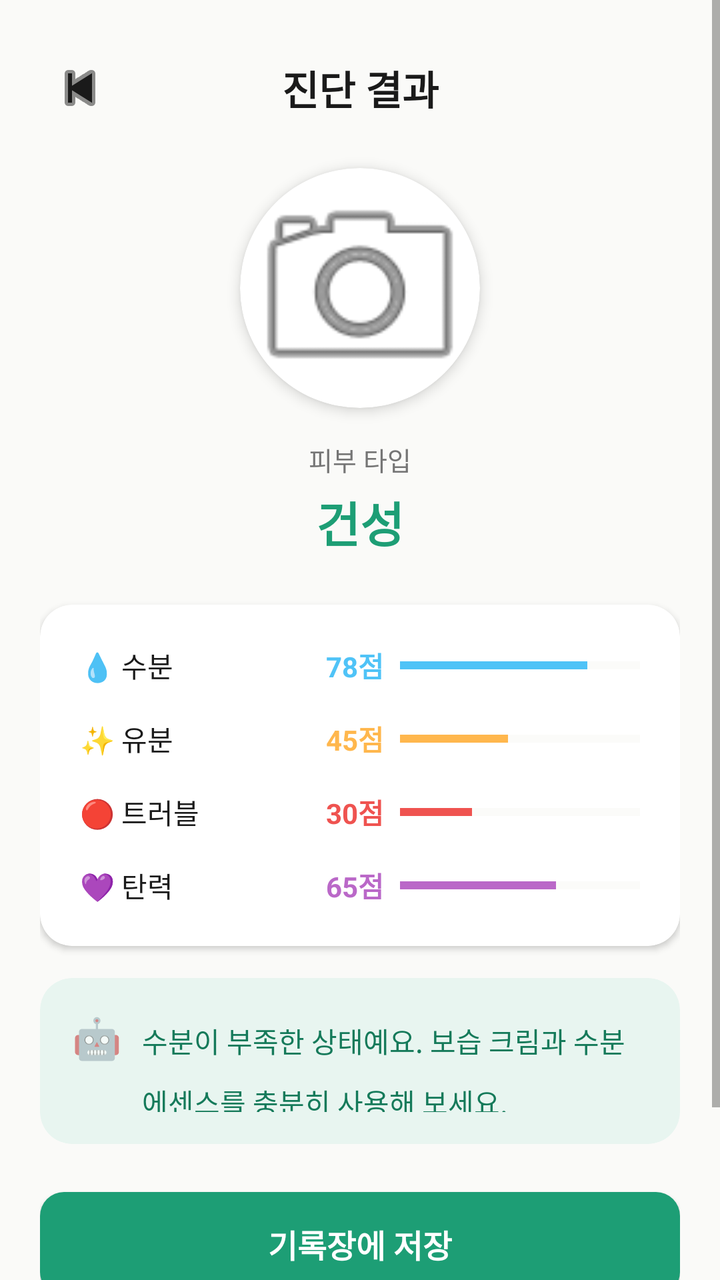
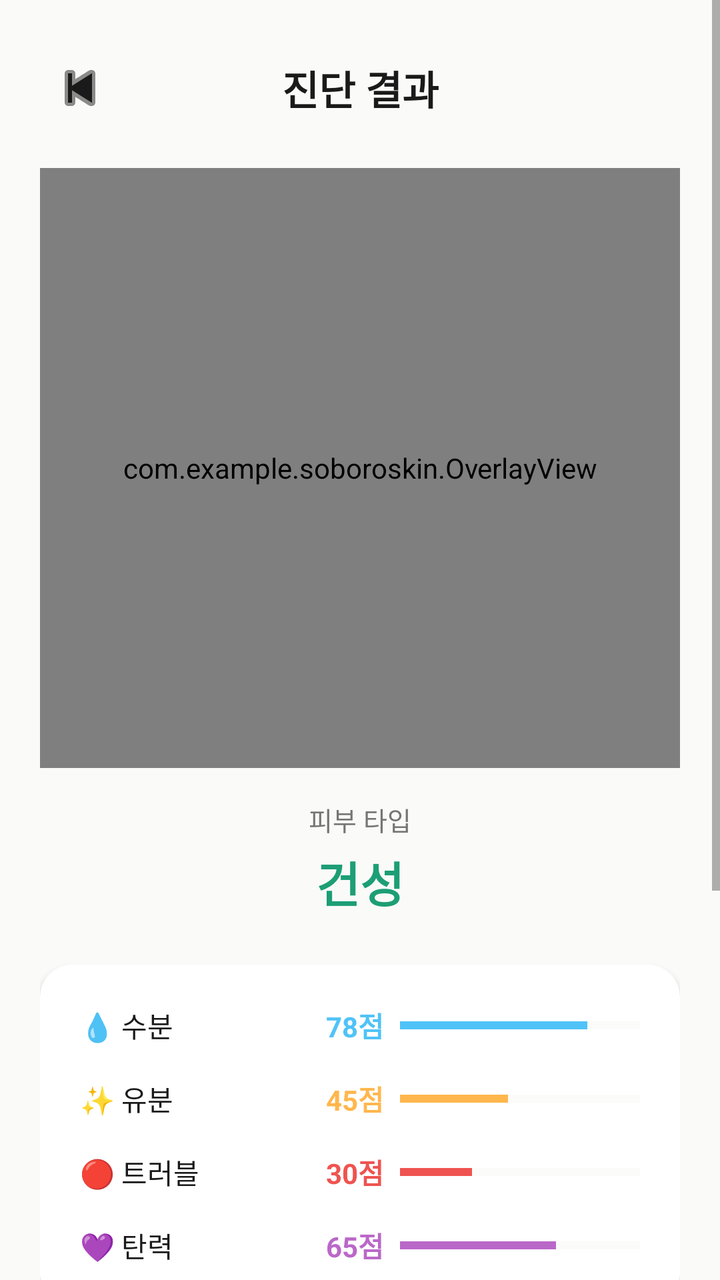

Screens rendered from an Android XML layout before and after an edit, with the pre-edit source and the edit as a unified diff.
<!-- AndroidManifest.xml: application theme Theme.Soboroskin -->
<!-- res/layout/fragment_scan_result.xml -->
<?xml version="1.0" encoding="utf-8"?>
<ScrollView
    xmlns:android="http://schemas.android.com/apk/res/android"
    xmlns:app="http://schemas.android.com/apk/res-auto"
    android:layout_width="match_parent"
    android:layout_height="match_parent"
    android:background="@color/scan_overlay_background">

    <LinearLayout
        android:layout_width="match_parent"
        android:layout_height="wrap_content"
        android:orientation="vertical"
        android:paddingHorizontal="20dp"
        android:paddingTop="24dp"
        android:paddingBottom="32dp">

        
        <LinearLayout
            android:layout_width="match_parent"
            android:layout_height="wrap_content"
            android:orientation="horizontal"
            android:gravity="center_vertical">

            <ImageButton
                android:id="@+id/btn_back"
                android:layout_width="40dp"
                android:layout_height="40dp"
                android:background="?attr/selectableItemBackgroundBorderless"
                android:src="@android:drawable/ic_media_previous"
                android:contentDescription="뒤로"
                android:tint="@color/on_background" />

            <TextView
                android:layout_width="0dp"
                android:layout_height="wrap_content"
                android:layout_weight="1"
                android:text="@string/result_title"
                android:textSize="20sp"
                android:textStyle="bold"
                android:textColor="@color/on_background"
                android:gravity="center" />

            <View android:layout_width="40dp" android:layout_height="40dp" />
        </LinearLayout>

        
        <androidx.cardview.widget.CardView
            android:layout_width="120dp"
            android:layout_height="120dp"
            android:layout_gravity="center"
            android:layout_marginTop="20dp"
            app:cardCornerRadius="60dp"
            app:cardElevation="4dp">
            <ImageView
                android:id="@+id/iv_captured_photo"
                android:layout_width="match_parent"
                android:layout_height="match_parent"
                android:scaleType="centerCrop"
                android:src="@android:drawable/ic_menu_camera" />
        </androidx.cardview.widget.CardView>

        
        <LinearLayout
            android:layout_width="match_parent"
            android:layout_height="wrap_content"
            android:orientation="vertical"
            android:gravity="center"
            android:layout_marginTop="16dp">

            <TextView
                android:layout_width="wrap_content"
                android:layout_height="wrap_content"
                android:text="@string/result_skin_type"
                android:textSize="13sp"
                android:textColor="@color/text_secondary" />

            <TextView
                android:id="@+id/tv_skin_type"
                android:layout_width="wrap_content"
                android:layout_height="wrap_content"
                android:text="건성"
                android:textSize="24sp"
                android:textStyle="bold"
                android:textColor="@color/primary"
                android:layout_marginTop="4dp" />
        </LinearLayout>

        
        <androidx.cardview.widget.CardView
            android:layout_width="match_parent"
            android:layout_height="wrap_content"
            android:layout_marginTop="24dp"
            app:cardCornerRadius="16dp"
            app:cardElevation="2dp"
            app:cardBackgroundColor="@color/surface">

            <LinearLayout
                android:layout_width="match_parent"
                android:layout_height="wrap_content"
                android:orientation="vertical"
                android:padding="20dp">

                
                <LinearLayout
                    android:layout_width="match_parent"
                    android:layout_height="wrap_content"
                    android:orientation="horizontal"
                    android:gravity="center_vertical"
                    android:layout_marginBottom="16dp">
                    <TextView
                        android:layout_width="0dp"
                        android:layout_height="wrap_content"
                        android:layout_weight="1"
                        android:text="💧 수분"
                        android:textSize="14sp"
                        android:textColor="@color/on_background" />
                    <TextView
                        android:id="@+id/tv_moisture_score"
                        android:layout_width="wrap_content"
                        android:layout_height="wrap_content"
                        android:text="78점"
                        android:textSize="14sp"
                        android:textStyle="bold"
                        android:textColor="@color/accent_moisture"
                        android:layout_marginEnd="8dp" />
                    <ProgressBar
                        android:id="@+id/progress_moisture"
                        style="?android:attr/progressBarStyleHorizontal"
                        android:layout_width="120dp"
                        android:layout_height="8dp"
                        android:max="100"
                        android:progress="78"
                        android:progressTint="@color/accent_moisture"
                        android:progressBackgroundTint="@color/surface_variant" />
                </LinearLayout>

                
                <LinearLayout
                    android:layout_width="match_parent"
                    android:layout_height="wrap_content"
                    android:orientation="horizontal"
                    android:gravity="center_vertical"
                    android:layout_marginBottom="16dp">
                    <TextView
                        android:layout_width="0dp"
                        android:layout_height="wrap_content"
                        android:layout_weight="1"
                        android:text="✨ 유분"
                        android:textSize="14sp"
                        android:textColor="@color/on_background" />
                    <TextView
                        android:id="@+id/tv_oil_score"
                        android:layout_width="wrap_content"
                        android:layout_height="wrap_content"
                        android:text="45점"
                        android:textSize="14sp"
                        android:textStyle="bold"
                        android:textColor="@color/accent_oil"
                        android:layout_marginEnd="8dp" />
                    <ProgressBar
                        android:id="@+id/progress_oil"
                        style="?android:attr/progressBarStyleHorizontal"
                        android:layout_width="120dp"
                        android:layout_height="8dp"
                        android:max="100"
                        android:progress="45"
                        android:progressTint="@color/accent_oil"
                        android:progressBackgroundTint="@color/surface_variant" />
                </LinearLayout>

                
                <LinearLayout
                    android:layout_width="match_parent"
                    android:layout_height="wrap_content"
                    android:orientation="horizontal"
                    android:gravity="center_vertical"
                    android:layout_marginBottom="16dp">
                    <TextView
                        android:layout_width="0dp"
                        android:layout_height="wrap_content"
                        android:layout_weight="1"
                        android:text="🔴 트러블"
                        android:textSize="14sp"
                        android:textColor="@color/on_background" />
                    <TextView
                        android:id="@+id/tv_trouble_score"
                        android:layout_width="wrap_content"
                        android:layout_height="wrap_content"
                        android:text="30점"
                        android:textSize="14sp"
                        android:textStyle="bold"
                        android:textColor="@color/accent_trouble"
                        android:layout_marginEnd="8dp" />
                    <ProgressBar
                        android:id="@+id/progress_trouble"
                        style="?android:attr/progressBarStyleHorizontal"
                        android:layout_width="120dp"
                        android:layout_height="8dp"
                        android:max="100"
                        android:progress="30"
                        android:progressTint="@color/accent_trouble"
                        android:progressBackgroundTint="@color/surface_variant" />
                </LinearLayout>

                
                <LinearLayout
                    android:layout_width="match_parent"
                    android:layout_height="wrap_content"
                    android:orientation="horizontal"
                    android:gravity="center_vertical">
                    <TextView
                        android:layout_width="0dp"
                        android:layout_height="wrap_content"
                        android:layout_weight="1"
                        android:text="💜 탄력"
                        android:textSize="14sp"
                        android:textColor="@color/on_background" />
                    <TextView
                        android:id="@+id/tv_elasticity_score"
                        android:layout_width="wrap_content"
                        android:layout_height="wrap_content"
                        android:text="65점"
                        android:textSize="14sp"
                        android:textStyle="bold"
                        android:textColor="@color/accent_elasticity"
                        android:layout_marginEnd="8dp" />
                    <ProgressBar
                        android:id="@+id/progress_elasticity"
                        style="?android:attr/progressBarStyleHorizontal"
                        android:layout_width="120dp"
                        android:layout_height="8dp"
                        android:max="100"
                        android:progress="65"
                        android:progressTint="@color/accent_elasticity"
                        android:progressBackgroundTint="@color/surface_variant" />
                </LinearLayout>
            </LinearLayout>
        </androidx.cardview.widget.CardView>

        
        <androidx.cardview.widget.CardView
            android:layout_width="match_parent"
            android:layout_height="wrap_content"
            android:layout_marginTop="16dp"
            app:cardCornerRadius="16dp"
            app:cardElevation="0dp"
            app:cardBackgroundColor="@color/primary_light">

            <LinearLayout
                android:layout_width="match_parent"
                android:layout_height="wrap_content"
                android:orientation="horizontal"
                android:padding="16dp"
                android:gravity="top">

                <TextView
                    android:layout_width="wrap_content"
                    android:layout_height="wrap_content"
                    android:text="🤖"
                    android:textSize="20sp" />

                <TextView
                    android:id="@+id/tv_ai_comment"
                    android:layout_width="0dp"
                    android:layout_height="wrap_content"
                    android:layout_weight="1"
                    android:layout_marginStart="10dp"
                    android:text="수분이 부족한 상태예요. 보습 크림과 수분 에센스를 충분히 사용해 보세요."
                    android:textSize="14sp"
                    android:textColor="@color/primary_dark"
                    android:lineSpacingMultiplier="1.5" />
            </LinearLayout>
        </androidx.cardview.widget.CardView>

        
        <Button
            android:id="@+id/btn_save_to_diary"
            android:layout_width="match_parent"
            android:layout_height="52dp"
            android:layout_marginTop="24dp"
            android:background="@drawable/bg_button_primary"
            android:text="@string/result_save"
            android:textColor="@color/on_primary"
            android:textSize="16sp"
            android:textStyle="bold" />

        <Button
            android:id="@+id/btn_retry"
            android:layout_width="match_parent"
            android:layout_height="52dp"
            android:layout_marginTop="8dp"
            android:background="@drawable/bg_button_outline"
            android:text="@string/result_retry"
            android:textColor="@color/primary"
            android:textSize="16sp" />

    </LinearLayout>
</ScrollView>
<!-- resources referenced by this layout -->
<resources>
  <color name="accent_elasticity">#BA68C8</color>
  <color name="accent_moisture">#4FC3F7</color>
  <color name="accent_oil">#FFB74D</color>
  <color name="accent_trouble">#EF5350</color>
  <color name="on_background">#1A1A1A</color>
  <color name="on_primary">#FFFFFF</color>
  <color name="primary">#1D9E75</color>
  <color name="primary_dark">#157A5A</color>
  <color name="primary_light">#E8F5F0</color>
  <color name="scan_overlay_background">#FAFAF8</color>
  <color name="surface">#FFFFFF</color>
  <color name="surface_variant">#F0EEE8</color>
  <color name="text_secondary">#757575</color>
  <!-- drawable bg_button_outline (drawable) -->
  <?xml version="1.0" encoding="utf-8"?>
  <shape xmlns:android="http://schemas.android.com/apk/res/android"
      android:shape="rectangle">
      <solid android:color="@color/transparent" />
      <stroke android:width="1.5dp" android:color="@color/primary" />
      <corners android:radius="12dp" />
  </shape>
  <!-- drawable bg_button_primary (drawable) -->
  <?xml version="1.0" encoding="utf-8"?>
  <shape xmlns:android="http://schemas.android.com/apk/res/android"
      android:shape="rectangle">
      <solid android:color="@color/primary" />
      <corners android:radius="12dp" />
  </shape>
  <string name="result_retry">다시 촬영</string>
  <string name="result_save">기록장에 저장</string>
  <string name="result_skin_type">피부 타입</string>
  <string name="result_title">진단 결과</string>
  <style name="Theme.Soboroskin" parent="Theme.MaterialComponents.Light.NoActionBar">
          <item name="colorPrimary">@color/primary</item>
          <item name="colorPrimaryVariant">@color/primary_dark</item>
          <item name="colorOnPrimary">@color/on_primary</item>
          <item name="colorSecondary">@color/primary_variant</item>
          <item name="colorSecondaryVariant">@color/primary_dark</item>
          <item name="colorOnSecondary">@color/on_primary</item>
          <item name="android:colorBackground">@color/background</item>
          <item name="colorSurface">@color/surface</item>
          <item name="colorOnSurface">@color/on_surface</item>
          <item name="android:statusBarColor">@color/background</item>
          <item name="android:windowLightStatusBar" tools:targetApi="m">true</item>
          <item name="android:navigationBarColor">@color/surface</item>
          <item name="android:fontFamily">sans-serif</item>
      </style>
  <color name="transparent">#00000000</color>
  <color name="primary_variant">#2DBF8C</color>
  <color name="background">#F7F6F2</color>
  <color name="on_surface">#1A1A1A</color>
</resources>

<!-- the commit's change to res/layout/fragment_scan_result.xml (unified diff, before → after) -->
@@ -44,20 +44,24 @@
         </LinearLayout>
 
         
-        <androidx.cardview.widget.CardView
-            android:layout_width="120dp"
-            android:layout_height="120dp"
-            android:layout_gravity="center"
-            android:layout_marginTop="20dp"
-            app:cardCornerRadius="60dp"
-            app:cardElevation="4dp">
+        <FrameLayout
+            android:layout_width="match_parent"
+            android:layout_height="300dp"
+            android:layout_marginTop="20dp">
+
             <ImageView
                 android:id="@+id/iv_captured_photo"
                 android:layout_width="match_parent"
                 android:layout_height="match_parent"
-                android:scaleType="centerCrop"
+                android:scaleType="fitCenter"
                 android:src="@android:drawable/ic_menu_camera" />
-        </androidx.cardview.widget.CardView>
+
+            <com.example.soboroskin.OverlayView
+                android:id="@+id/overlay_view"
+                android:layout_width="match_parent"
+                android:layout_height="match_parent"
+                android:background="@android:color/transparent" />
+        </FrameLayout>
 
         
         <LinearLayout
